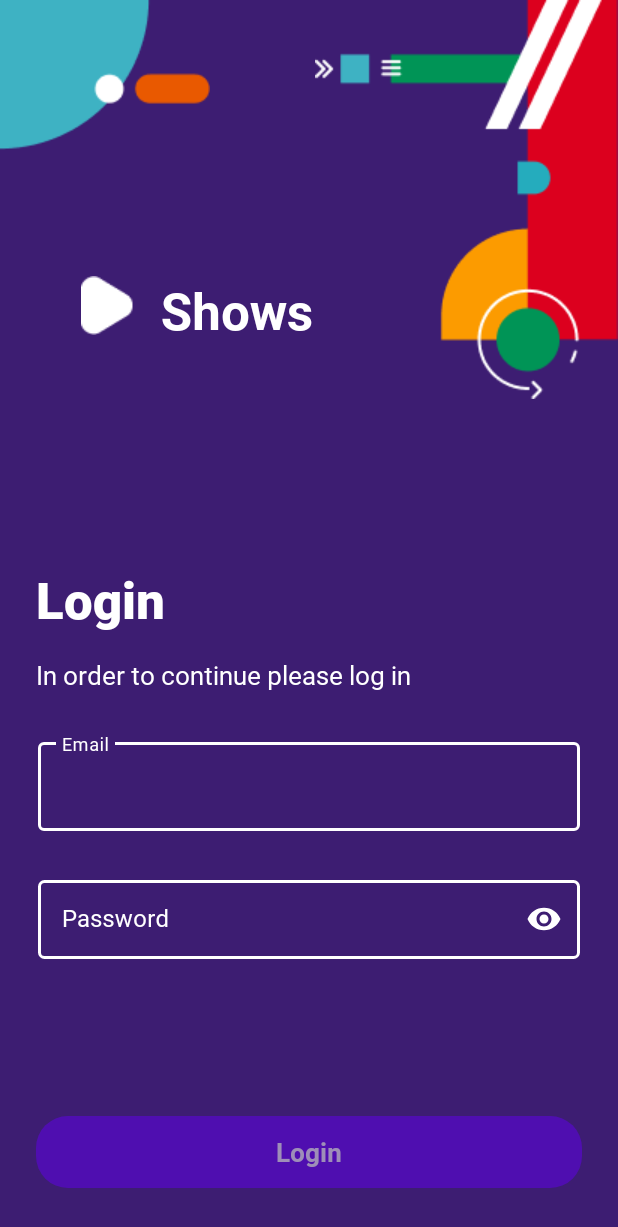
After one commit to DorianBadel/infinum-academy-shows-app-DorianBadel, an Android app: the layout activity_login.xml on its own in the app's theme, with its tools: preview values and no code run, on a phone screen of 412 x 824 dp. The commit adds this screen. Shown: the top 1227 px of the screen. Run offline under Robolectric (Android 15) with nearby library versions, the phone set to English and light mode, and no system bars.

Commit message:
Added Login activity

```diff
--- a/app/build.gradle
+++ b/app/build.gradle
@@ -29,6 +29,9 @@ android {
     kotlinOptions {
         jvmTarget = '1.8'
     }
+    buildFeatures{
+        viewBinding true
+    }
 }
 
 dependencies {
--- a/app/src/main/AndroidManifest.xml
+++ b/app/src/main/AndroidManifest.xml
@@ -15,6 +15,9 @@
         tools:targetApi="31">
         <activity
             android:name=".MainActivity"
+            android:exported="false" />
+        <activity
+            android:name=".LoginActivity"
             android:exported="true">
             <intent-filter>
                 <action android:name="android.intent.action.MAIN" />
--- /dev/null
+++ b/app/src/main/java/com/example/shows_your_name/LoginActivity.kt
@@ -0,0 +1,40 @@
+package com.example.shows_your_name
+
+import android.content.Intent
+import androidx.appcompat.app.AppCompatActivity
+import android.os.Bundle
+import androidx.core.widget.doAfterTextChanged
+import com.example.shows_your_name.databinding.ActivityLoginBinding
+
+class LoginActivity : AppCompatActivity() {
+
+    lateinit var binding: ActivityLoginBinding
+
+    override fun onCreate(savedInstanceState: Bundle?) {
+        super.onCreate(savedInstanceState)
+
+        binding = ActivityLoginBinding.inflate(layoutInflater)
+        setContentView(binding.root)
+        binding.loginbtn.isEnabled = false
+        var emailCorrect = false;
+        var passCorrect = false;
+
+        binding.emailTexttxt.doAfterTextChanged {
+            emailCorrect =
+                android.util.Patterns.EMAIL_ADDRESS.matcher(binding.emailTexttxt.text.toString()).matches()
+
+            binding.loginbtn.isEnabled = emailCorrect && passCorrect
+        }
+        binding.passwordTexttxt.doAfterTextChanged {
+            passCorrect = binding.passwordTexttxt.text.toString() != ""
+
+            binding.loginbtn.isEnabled = emailCorrect && passCorrect
+        }
+
+        binding.loginbtn.setOnClickListener{
+            val intent = Intent(this,MainActivity::class.java)
+            intent.putExtra("Username",binding.emailTexttxt.text.toString().substringBefore("@"))
+            startActivity(intent)
+        }
+    }
+}
--- a/app/src/main/java/com/example/shows_your_name/MainActivity.kt
+++ b/app/src/main/java/com/example/shows_your_name/MainActivity.kt
@@ -4,6 +4,7 @@ import androidx.appcompat.app.AppCompatActivity
 import android.os.Bundle
 
 class MainActivity : AppCompatActivity() {
+
     override fun onCreate(savedInstanceState: Bundle?) {
         super.onCreate(savedInstanceState)
         setContentView(R.layout.activity_main)
--- /dev/null
+++ b/app/src/main/res/drawable-v24/btn_bg.xml
@@ -0,0 +1,6 @@
+<?xml version="1.0" encoding="utf-8"?>
+<shape xmlns:android="http://schemas.android.com/apk/res/android">
+
+    <solid android:color="#BBBBBB"/>
+    <corners android:radius="21.5dp"/>
+</shape>
--- /dev/null
+++ b/app/src/main/res/drawable-v24/input_bg.xml
@@ -0,0 +1,5 @@
+<?xml version="1.0" encoding="utf-8"?>
+<shape xmlns:android="http://schemas.android.com/apk/res/android">
+    <stroke android:color="@color/white" android:width="2dp"/>
+    <corners android:radius="3.5dp"/>
+</shape>
--- /dev/null
+++ b/app/src/main/res/layout/activity_login.xml
@@ -0,0 +1,166 @@
+<?xml version="1.0" encoding="utf-8"?>
+<androidx.constraintlayout.widget.ConstraintLayout xmlns:android="http://schemas.android.com/apk/res/android"
+    xmlns:app="http://schemas.android.com/apk/res-auto"
+    xmlns:tools="http://schemas.android.com/tools"
+    android:layout_width="match_parent"
+    android:layout_height="match_parent"
+    android:background="#3D1D72"
+    tools:context=".MainActivity">
+
+    <ImageView
+        android:layout_width="wrap_content"
+        android:layout_height="wrap_content"
+        android:src="@drawable/top_left_illustration"
+        app:layout_constraintStart_toStartOf="parent"
+        android:contentDescription="Top left img"
+        app:layout_constraintTop_toTopOf="parent" />
+
+    <ImageView
+        android:layout_width="wrap_content"
+        android:layout_height="wrap_content"
+        android:src="@drawable/top_right_illustration"
+        app:layout_constraintEnd_toEndOf="parent"
+        app:layout_constraintTop_toTopOf="parent" />
+
+    <ImageView
+        android:id="@+id/playicon"
+        android:layout_width="wrap_content"
+        android:layout_height="wrap_content"
+        android:layout_marginStart="54dp"
+        android:layout_marginTop="184dp"
+        android:src="@drawable/triangle"
+        app:layout_constraintStart_toStartOf="parent"
+        app:layout_constraintTop_toTopOf="parent" />
+
+    <TextView
+        android:layout_width="wrap_content"
+        android:layout_height="wrap_content"
+        android:layout_marginStart="18dp"
+        android:layout_marginTop="184dp"
+        android:fontFamily="@font/robotobold"
+        android:text="Shows"
+        android:textColor="#FFFFFF"
+        android:textSize="34sp"
+        app:layout_constraintHorizontal_bias="0.0"
+        app:layout_constraintStart_toEndOf="@+id/playicon"
+        app:layout_constraintTop_toTopOf="parent" />
+
+    <TextView
+        android:id="@+id/logintekst"
+        android:layout_width="wrap_content"
+        android:layout_height="wrap_content"
+        android:layout_marginLeft="24dp"
+        android:layout_marginTop="153dp"
+        android:fontFamily="@font/robotoblack"
+        android:text="Login"
+        android:textColor="#FFFFFF"
+        android:textSize="34sp"
+        app:layout_constraintStart_toStartOf="parent"
+        app:layout_constraintTop_toBottomOf="@+id/playicon" />
+
+    <TextView
+        android:id="@+id/textView3"
+        android:layout_width="wrap_content"
+        android:layout_height="wrap_content"
+        android:layout_marginLeft="24dp"
+        android:layout_marginTop="16dp"
+        android:fontFamily="@font/robotoregular"
+        android:text="In order to continue please log in"
+        android:textColor="#FFFFFF"
+        android:textSize="17sp"
+        app:layout_constraintStart_toStartOf="parent"
+        app:layout_constraintTop_toBottomOf="@+id/logintekst" />
+
+    <com.google.android.material.textfield.TextInputLayout
+
+        android:id="@+id/emailText"
+        style="@style/Widget.MaterialComponents.TextInputLayout.OutlinedBox"
+        android:layout_width="match_parent"
+        android:layout_height="wrap_content"
+        android:layout_marginLeft="25dp"
+        android:layout_marginTop="27dp"
+        android:layout_marginRight="25dp"
+        android:hint="Email"
+        android:textColorHint="#FFFFFF"
+        app:boxStrokeColor="#FFFFFF"
+        app:hintTextColor="#FFFFFF"
+        app:layout_constraintEnd_toEndOf="parent"
+        app:layout_constraintStart_toStartOf="parent"
+        app:layout_constraintTop_toBottomOf="@+id/textView3">
+        <EditText
+            android:id="@+id/emailTexttxt"
+            style="@android:style/Widget.Holo.EditText"
+            android:layout_width="match_parent"
+            android:layout_height="wrap_content"
+            android:fontFamily="@font/robotoregular"
+            android:inputType="textEmailAddress"
+            android:selectAllOnFocus="true"
+            android:singleLine="true"
+            android:textColor="#FFFFFF"
+            android:textColorHint="#FFFFFF"
+            app:layout_constraintEnd_toEndOf="parent"
+            app:layout_constraintStart_toStartOf="parent"
+            app:layout_constraintTop_toBottomOf="@+id/textView3" />
+    </com.google.android.material.textfield.TextInputLayout>
+
+    <com.google.android.material.textfield.TextInputLayout
+
+        android:id="@+id/passwordText"
+        style="@style/Widget.MaterialComponents.TextInputLayout.OutlinedBox"
+        android:layout_width="match_parent"
+        android:layout_height="wrap_content"
+        android:layout_marginLeft="25dp"
+        android:layout_marginTop="27dp"
+        android:layout_marginRight="25dp"
+        android:hint="Password"
+        android:textColorHint="#FFFFFF"
+        app:boxStrokeColor="#FFFFFF"
+        app:hintTextColor="#FFFFFF"
+        app:layout_constraintEnd_toEndOf="parent"
+        app:layout_constraintStart_toStartOf="parent"
+        app:layout_constraintTop_toBottomOf="@+id/emailText"
+        app:passwordToggleEnabled="true"
+        app:passwordToggleTint="#FFFFFF">
+
+        <com.google.android.material.textfield.TextInputEditText
+            android:id="@+id/passwordTexttxt"
+            android:layout_width="match_parent"
+            android:layout_height="wrap_content"
+            android:layout_marginTop="27dp"
+            android:background="@drawable/input_bg"
+            android:contentDescription="Your account password"
+            android:fontFamily="@font/robotoregular"
+            android:inputType="textPassword"
+            android:padding="15dp"
+            android:selectAllOnFocus="true"
+            android:singleLine="true"
+            android:textColor="#FFFFFF"
+            android:textColorHint="#FFFFFF"
+            app:layout_constraintEnd_toEndOf="parent"
+            app:layout_constraintStart_toStartOf="parent"
+            app:layout_constraintTop_toBottomOf="@+id/emailText" />
+    </com.google.android.material.textfield.TextInputLayout>
+
+    <Button
+        style="@style/Widget.Material3.Button"
+        android:id="@+id/loginbtn"
+        android:layout_width="match_parent"
+        android:layout_height="wrap_content"
+        android:layout_marginLeft="24dp"
+        android:layout_marginRight="24dp"
+        android:layout_marginBottom="32dp"
+        android:alpha="0.5"
+        android:background="@drawable/btn_bg"
+        android:backgroundTint="#BBBBBB"
+        android:backgroundTintMode="add"
+        android:fontFamily="@font/robotobold"
+        android:text="Login"
+        android:textAppearance="@style/TextAppearance.AppCompat.Body2"
+        android:textColor="#FFFFFF"
+        android:textColorHint="#FFFFFF"
+        android:textSize="17sp"
+        app:layout_constraintBottom_toBottomOf="parent"
+        app:layout_constraintEnd_toEndOf="parent"
+        app:layout_constraintStart_toStartOf="parent" />
+
+</androidx.constraintlayout.widget.ConstraintLayout>
```
Also changed, not shown: app/src/main/res/drawable-v24/top_left_illustration.png (added), app/src/main/res/drawable-v24/top_right_illustration.png (added), app/src/main/res/drawable-v24/triangle.png (added), app/src/main/res/font/robotoblack.ttf (added), app/src/main/res/font/robotobold.ttf (added), app/src/main/res/font/robotoregular.ttf (added).
